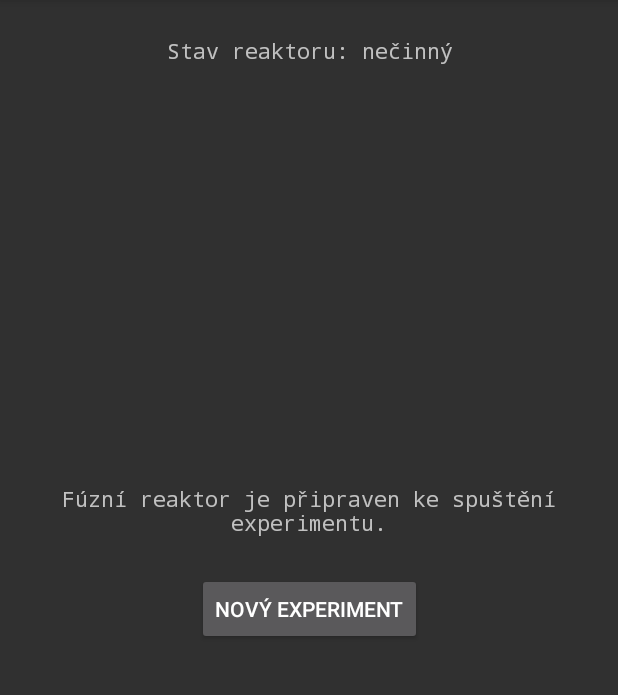
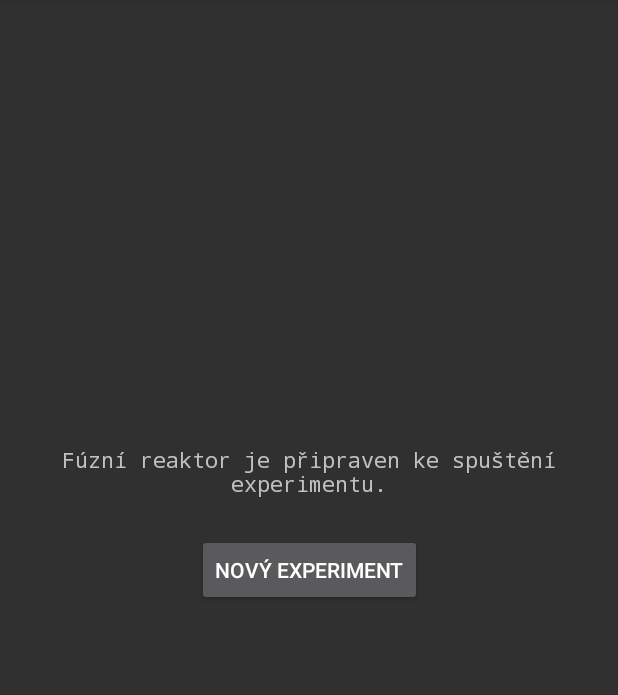
Before and after one commit to poncovka/fusion-reactor-game, an Android app: the screen it shows after launch (ReactorActivity), on a phone screen of 412 x 824 dp, the part 84-779 px from its top. Run offline under Robolectric (Android 15) with nearby library versions, the phone set to English and light mode, and no system bars.

```diff
--- a/app/src/main/res/layout/activity_experiment.xml
+++ b/app/src/main/res/layout/activity_experiment.xml
@@ -7,12 +7,12 @@
     tools:context=".ExperimentActivity">
 
     <TextView
-        android:id="@+id/reaktor_text_view"
+        android:id="@+id/experiment_id"
         android:layout_width="wrap_content"
         android:layout_height="wrap_content"
         android:layout_marginTop="16dp"
         android:fontFamily="monospace"
-        android:text="Experiment: #12345"
+        android:text="Experiment: #123"
         android:textSize="18sp"
         android:textStyle="bold"
         app:layout_constraintEnd_toEndOf="parent"
@@ -30,7 +30,7 @@
         app:layout_constraintBottom_toBottomOf="parent"
         app:layout_constraintEnd_toEndOf="parent"
         app:layout_constraintStart_toStartOf="parent"
-        app:layout_constraintTop_toBottomOf="@+id/reaktor_text_view">
+        app:layout_constraintTop_toBottomOf="@+id/experiment_id">
 
     </FrameLayout>
 
--- a/app/src/main/res/layout/activity_reactor.xml
+++ b/app/src/main/res/layout/activity_reactor.xml
@@ -11,24 +11,9 @@
         android:layout_width="match_parent"
         android:layout_height="0dp"
         android:layout_marginBottom="8dp"
-        android:layout_marginTop="8dp"
         app:layout_constraintBottom_toBottomOf="parent"
         app:layout_constraintEnd_toEndOf="parent"
         app:layout_constraintStart_toStartOf="parent"
-        app:layout_constraintTop_toBottomOf="@+id/reaktor_text_view">
-
-    </FrameLayout>
-
-    <TextView
-        android:id="@+id/reaktor_text_view"
-        android:layout_width="wrap_content"
-        android:layout_height="wrap_content"
-        android:layout_marginTop="24dp"
-        android:fontFamily="monospace"
-        android:text="Stav reaktoru: nečinný"
-        app:layout_constraintEnd_toEndOf="parent"
-        app:layout_constraintHorizontal_bias="0.502"
-        app:layout_constraintStart_toStartOf="parent"
-        app:layout_constraintTop_toTopOf="parent" />
+        app:layout_constraintTop_toTopOf="parent"></FrameLayout>
 
 </android.support.constraint.ConstraintLayout>
```
Also changed, not shown: app/src/main/java/cz/jmpionyr/pstp/fusionreactor/ExperimentActivity.java (+55 -13 lines), app/src/main/java/cz/jmpionyr/pstp/fusionreactor/experiment/ReadyFragment.java (+22 -1 lines), app/src/main/res/layout/fragment_ready.xml (+5 -5 lines).
